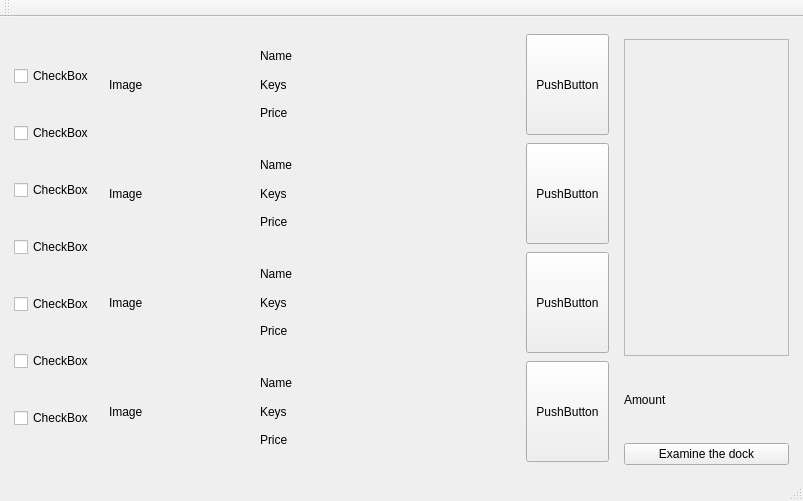
Before: the Qt Designer form mainwindow.ui in TANG-Kai/menu, drawn with Qt 5.
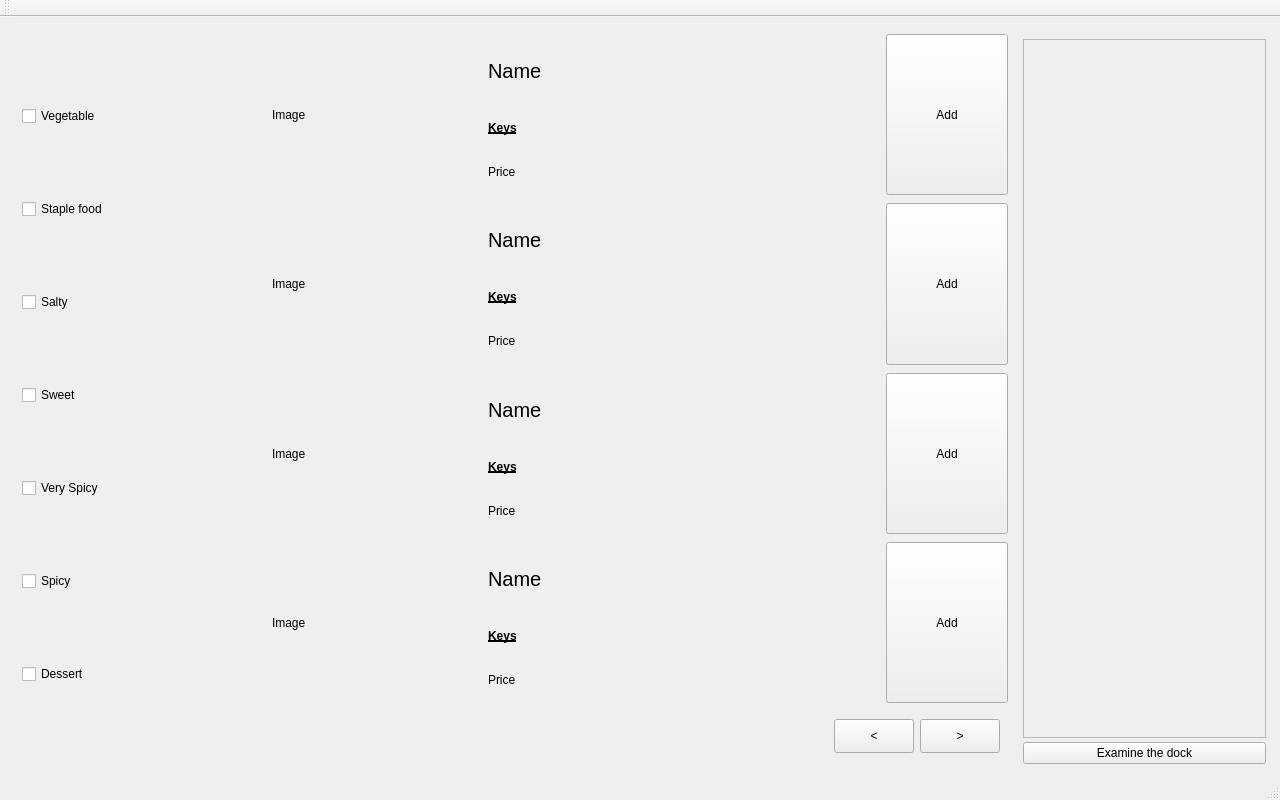
After: the same form once the commit is applied.

Diff of the .ui file:
```diff
--- a/mainwindow.ui
+++ b/mainwindow.ui
@@ -6,10 +6,22 @@
    <rect>
     <x>0</x>
     <y>0</y>
-    <width>803</width>
-    <height>501</height>
+    <width>1280</width>
+    <height>800</height>
    </rect>
   </property>
+  <property name="sizePolicy">
+   <sizepolicy hsizetype="Fixed" vsizetype="Fixed">
+    <horstretch>0</horstretch>
+    <verstretch>0</verstretch>
+   </sizepolicy>
+  </property>
+  <property name="minimumSize">
+   <size>
+    <width>1280</width>
+    <height>800</height>
+   </size>
+  </property>
   <property name="windowTitle">
    <string>MainWindow</string>
   </property>
@@ -25,72 +37,57 @@
      <widget class="QWidget" name="hashtagarea" native="true">
       <property name="sizePolicy">
        <sizepolicy hsizetype="Preferred" vsizetype="Preferred">
-        <horstretch>1</horstretch>
+        <horstretch>2</horstretch>
         <verstretch>0</verstretch>
        </sizepolicy>
       </property>
       <layout class="QVBoxLayout" name="verticalLayout_3">
-       <property name="spacing">
-        <number>2</number>
-       </property>
-       <property name="leftMargin">
-        <number>3</number>
-       </property>
-       <property name="topMargin">
-        <number>3</number>
-       </property>
-       <property name="rightMargin">
-        <number>3</number>
-       </property>
-       <property name="bottomMargin">
-        <number>3</number>
-       </property>
-       <item>
-        <widget class="QCheckBox" name="checkBox">
-         <property name="text">
-          <string>CheckBox</string>
-         </property>
-        </widget>
-       </item>
        <item>
         <widget class="QCheckBox" name="checkBox_2">
          <property name="text">
-          <string>CheckBox</string>
+          <string>Vegetable</string>
          </property>
         </widget>
        </item>
        <item>
         <widget class="QCheckBox" name="checkBox_3">
          <property name="text">
-          <string>CheckBox</string>
+          <string>Staple food</string>
          </property>
         </widget>
        </item>
        <item>
         <widget class="QCheckBox" name="checkBox_4">
          <property name="text">
-          <string>CheckBox</string>
+          <string>Salty</string>
          </property>
         </widget>
        </item>
        <item>
         <widget class="QCheckBox" name="checkBox_5">
          <property name="text">
-          <string>CheckBox</string>
-         </property>
-        </widget>
-       </item>
-       <item>
-        <widget class="QCheckBox" name="checkBox_6">
-         <property name="text">
-          <string>CheckBox</string>
+          <string>Sweet</string>
          </property>
         </widget>
        </item>
        <item>
         <widget class="QCheckBox" name="checkBox_7">
          <property name="text">
-          <string>CheckBox</string>
+          <string>Very Spicy</string>
+         </property>
+        </widget>
+       </item>
+       <item>
+        <widget class="QCheckBox" name="checkBox_6">
+         <property name="text">
+          <string>Spicy</string>
+         </property>
+        </widget>
+       </item>
+       <item>
+        <widget class="QCheckBox" name="checkBox">
+         <property name="text">
+          <string>Dessert</string>
          </property>
         </widget>
        </item>
@@ -126,7 +123,7 @@
          <property name="sizePolicy">
           <sizepolicy hsizetype="Preferred" vsizetype="Preferred">
            <horstretch>0</horstretch>
-           <verstretch>1</verstretch>
+           <verstretch>3</verstretch>
           </sizepolicy>
          </property>
          <layout class="QHBoxLayout" name="horizontalLayout">
@@ -196,6 +193,12 @@
                <layout class="QGridLayout" name="gridLayout">
                 <item row="2" column="0">
                  <widget class="QLabel" name="lb_price">
+                  <property name="sizePolicy">
+                   <sizepolicy hsizetype="Preferred" vsizetype="Preferred">
+                    <horstretch>0</horstretch>
+                    <verstretch>1</verstretch>
+                   </sizepolicy>
+                  </property>
                   <property name="text">
                    <string>Price</string>
                   </property>
@@ -203,6 +206,17 @@
                 </item>
                 <item row="0" column="0" colspan="2">
                  <widget class="QLabel" name="lb_name">
+                  <property name="sizePolicy">
+                   <sizepolicy hsizetype="Preferred" vsizetype="Preferred">
+                    <horstretch>0</horstretch>
+                    <verstretch>2</verstretch>
+                   </sizepolicy>
+                  </property>
+                  <property name="font">
+                   <font>
+                    <pointsize>15</pointsize>
+                   </font>
+                  </property>
                   <property name="text">
                    <string>Name</string>
                   </property>
@@ -210,6 +224,19 @@
                 </item>
                 <item row="1" column="0" colspan="2">
                  <widget class="QLabel" name="lb_key">
+                  <property name="sizePolicy">
+                   <sizepolicy hsizetype="Preferred" vsizetype="Preferred">
+                    <horstretch>0</horstretch>
+                    <verstretch>2</verstretch>
+                   </sizepolicy>
+                  </property>
+                  <property name="font">
+                   <font>
+                    <weight>75</weight>
+                    <bold>true</bold>
+                    <underline>true</underline>
+                   </font>
+                  </property>
                   <property name="text">
                    <string>Keys</string>
                   </property>
@@ -230,7 +257,7 @@
              </sizepolicy>
             </property>
             <property name="text">
-             <string>PushButton</string>
+             <string>Add</string>
             </property>
            </widget>
           </item>
@@ -242,7 +269,7 @@
          <property name="sizePolicy">
           <sizepolicy hsizetype="Preferred" vsizetype="Preferred">
            <horstretch>0</horstretch>
-           <verstretch>1</verstretch>
+           <verstretch>3</verstretch>
           </sizepolicy>
          </property>
          <layout class="QHBoxLayout" name="horizontalLayout_5">
@@ -309,6 +336,12 @@
                <layout class="QGridLayout" name="gridLayout_3">
                 <item row="2" column="0">
                  <widget class="QLabel" name="lb_price_3">
+                  <property name="sizePolicy">
+                   <sizepolicy hsizetype="Preferred" vsizetype="Preferred">
+                    <horstretch>0</horstretch>
+                    <verstretch>1</verstretch>
+                   </sizepolicy>
+                  </property>
                   <property name="text">
                    <string>Price</string>
                   </property>
@@ -316,6 +349,17 @@
                 </item>
                 <item row="0" column="0" colspan="2">
                  <widget class="QLabel" name="lb_name_3">
+                  <property name="sizePolicy">
+                   <sizepolicy hsizetype="Preferred" vsizetype="Preferred">
+                    <horstretch>0</horstretch>
+                    <verstretch>2</verstretch>
+                   </sizepolicy>
+                  </property>
+                  <property name="font">
+                   <font>
+                    <pointsize>15</pointsize>
+                   </font>
+                  </property>
                   <property name="text">
                    <string>Name</string>
                   </property>
@@ -323,6 +367,19 @@
                 </item>
                 <item row="1" column="0" colspan="2">
                  <widget class="QLabel" name="lb_key_3">
+                  <property name="sizePolicy">
+                   <sizepolicy hsizetype="Preferred" vsizetype="Preferred">
+                    <horstretch>0</horstretch>
+                    <verstretch>2</verstretch>
+                   </sizepolicy>
+                  </property>
+                  <property name="font">
+                   <font>
+                    <weight>75</weight>
+                    <bold>true</bold>
+                    <underline>true</underline>
+                   </font>
+                  </property>
                   <property name="text">
                    <string>Keys</string>
                   </property>
@@ -343,7 +400,7 @@
              </sizepolicy>
             </property>
             <property name="text">
-             <string>PushButton</string>
+             <string>Add</string>
             </property>
            </widget>
           </item>
@@ -355,7 +412,7 @@
          <property name="sizePolicy">
           <sizepolicy hsizetype="Preferred" vsizetype="Preferred">
            <horstretch>0</horstretch>
-           <verstretch>1</verstretch>
+           <verstretch>3</verstretch>
           </sizepolicy>
          </property>
          <layout class="QHBoxLayout" name="horizontalLayout_6">
@@ -422,6 +479,12 @@
                <layout class="QGridLayout" name="gridLayout_4">
                 <item row="2" column="0">
                  <widget class="QLabel" name="lb_price_4">
+                  <property name="sizePolicy">
+                   <sizepolicy hsizetype="Preferred" vsizetype="Preferred">
+                    <horstretch>0</horstretch>
+                    <verstretch>1</verstretch>
+                   </sizepolicy>
+                  </property>
                   <property name="text">
                    <string>Price</string>
                   </property>
@@ -429,6 +492,17 @@
                 </item>
                 <item row="0" column="0" colspan="2">
                  <widget class="QLabel" name="lb_name_4">
+                  <property name="sizePolicy">
+                   <sizepolicy hsizetype="Preferred" vsizetype="Preferred">
+                    <horstretch>0</horstretch>
+                    <verstretch>2</verstretch>
+                   </sizepolicy>
+                  </property>
+                  <property name="font">
+                   <font>
+                    <pointsize>15</pointsize>
+                   </font>
+                  </property>
                   <property name="text">
                    <string>Name</string>
                   </property>
@@ -436,6 +510,19 @@
                 </item>
                 <item row="1" column="0" colspan="2">
                  <widget class="QLabel" name="lb_key_4">
+                  <property name="sizePolicy">
+                   <sizepolicy hsizetype="Preferred" vsizetype="Preferred">
+                    <horstretch>0</horstretch>
+                    <verstretch>2</verstretch>
+                   </sizepolicy>
+                  </property>
+                  <property name="font">
+                   <font>
+                    <weight>75</weight>
+                    <bold>true</bold>
+                    <underline>true</underline>
+                   </font>
+                  </property>
                   <property name="text">
                    <string>Keys</string>
                   </property>
@@ -456,7 +543,7 @@
              </sizepolicy>
             </property>
             <property name="text">
-             <string>PushButton</string>
+             <string>Add</string>
             </property>
            </widget>
           </item>
@@ -468,7 +555,7 @@
          <property name="sizePolicy">
           <sizepolicy hsizetype="Preferred" vsizetype="Preferred">
            <horstretch>0</horstretch>
-           <verstretch>1</verstretch>
+           <verstretch>3</verstretch>
           </sizepolicy>
          </property>
          <layout class="QHBoxLayout" name="horizontalLayout_17">
@@ -535,6 +622,12 @@
                <layout class="QGridLayout" name="gridLayout_9">
                 <item row="2" column="0">
                  <widget class="QLabel" name="lb_price_8">
+                  <property name="sizePolicy">
+                   <sizepolicy hsizetype="Preferred" vsizetype="Preferred">
+                    <horstretch>0</horstretch>
+                    <verstretch>1</verstretch>
+                   </sizepolicy>
+                  </property>
                   <property name="text">
                    <string>Price</string>
                   </property>
@@ -542,6 +635,17 @@
                 </item>
                 <item row="0" column="0" colspan="2">
                  <widget class="QLabel" name="lb_name_8">
+                  <property name="sizePolicy">
+                   <sizepolicy hsizetype="Preferred" vsizetype="Preferred">
+                    <horstretch>0</horstretch>
+                    <verstretch>2</verstretch>
+                   </sizepolicy>
+                  </property>
+                  <property name="font">
+                   <font>
+                    <pointsize>15</pointsize>
+                   </font>
+                  </property>
                   <property name="text">
                    <string>Name</string>
                   </property>
@@ -549,6 +653,19 @@
                 </item>
                 <item row="1" column="0" colspan="2">
                  <widget class="QLabel" name="lb_key_8">
+                  <property name="sizePolicy">
+                   <sizepolicy hsizetype="Preferred" vsizetype="Preferred">
+                    <horstretch>0</horstretch>
+                    <verstretch>2</verstretch>
+                   </sizepolicy>
+                  </property>
+                  <property name="font">
+                   <font>
+                    <weight>75</weight>
+                    <bold>true</bold>
+                    <underline>true</underline>
+                   </font>
+                  </property>
                   <property name="text">
                    <string>Keys</string>
                   </property>
@@ -569,7 +686,60 @@
              </sizepolicy>
             </property>
             <property name="text">
-             <string>PushButton</string>
+             <string>Add</string>
+            </property>
+           </widget>
+          </item>
+         </layout>
+        </widget>
+       </item>
+       <item>
+        <widget class="QWidget" name="widget_2" native="true">
+         <property name="sizePolicy">
+          <sizepolicy hsizetype="Fixed" vsizetype="Preferred">
+           <horstretch>0</horstretch>
+           <verstretch>1</verstretch>
+          </sizepolicy>
+         </property>
+         <property name="layoutDirection">
+          <enum>Qt::RightToLeft</enum>
+         </property>
+         <layout class="QHBoxLayout" name="horizontalLayout_3">
+          <item>
+           <widget class="QToolButton" name="pb_right">
+            <property name="sizePolicy">
+             <sizepolicy hsizetype="Fixed" vsizetype="Expanding">
+              <horstretch>0</horstretch>
+              <verstretch>0</verstretch>
+             </sizepolicy>
+            </property>
+            <property name="minimumSize">
+             <size>
+              <width>80</width>
+              <height>0</height>
+             </size>
+            </property>
+            <property name="text">
+             <string>&gt;</string>
+            </property>
+           </widget>
+          </item>
+          <item>
+           <widget class="QToolButton" name="pb_left">
+            <property name="sizePolicy">
+             <sizepolicy hsizetype="Fixed" vsizetype="Expanding">
+              <horstretch>0</horstretch>
+              <verstretch>0</verstretch>
+             </sizepolicy>
+            </property>
+            <property name="minimumSize">
+             <size>
+              <width>80</width>
+              <height>0</height>
+             </size>
+            </property>
+            <property name="text">
+             <string>&lt;</string>
             </property>
            </widget>
           </item>
@@ -656,19 +826,6 @@
          </layout>
         </widget>
        </item>
-       <item>
-        <widget class="QLabel" name="lb_amount">
-         <property name="sizePolicy">
-          <sizepolicy hsizetype="Preferred" vsizetype="Preferred">
-           <horstretch>0</horstretch>
-           <verstretch>1</verstretch>
-          </sizepolicy>
-         </property>
-         <property name="text">
-          <string>Amount</string>
-         </property>
-        </widget>
-       </item>
        <item>
         <widget class="QPushButton" name="pb_gotonext">
          <property name="sizePolicy">
```
Left out of the diff: 5 changed lines with no effect on the pictures.
